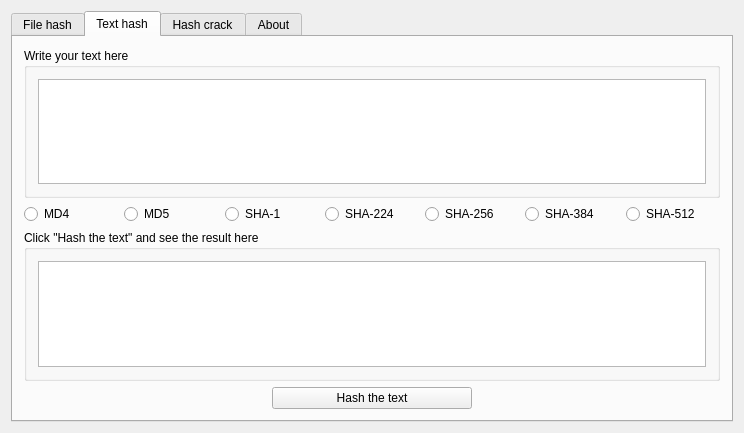
Above: src/widget.ui from ljalil/HashCalc before the change. Below: the same form after it.
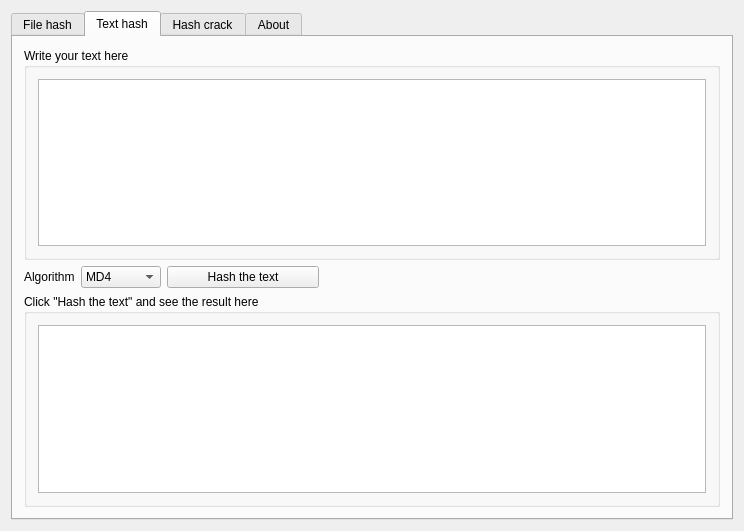
That is the form after the change. The open tabs and pages were chosen to show the change. Icons and pictures are not drawn.

Commit message: compare files added, rearranged text hash section

The edit to the form file:
```diff
--- a/src/widget.ui
+++ b/src/widget.ui
@@ -7,7 +7,7 @@
     <x>0</x>
     <y>0</y>
     <width>744</width>
-    <height>433</height>
+    <height>531</height>
    </rect>
   </property>
   <property name="minimumSize">
@@ -448,10 +448,10 @@
       <attribute name="title">
        <string>Text hash</string>
       </attribute>
-      <layout class="QGridLayout" name="gridLayout_11">
+      <layout class="QGridLayout" name="gridLayout_10">
        <item row="0" column="0">
-        <layout class="QGridLayout" name="gridLayout_10">
-         <item row="0" column="0">
+        <layout class="QVBoxLayout" name="verticalLayout_3">
+         <item>
           <widget class="QGroupBox" name="textToHash_groupBox">
            <property name="title">
             <string>Write your text here</string>
@@ -473,66 +473,96 @@
            </layout>
           </widget>
          </item>
-         <item row="1" column="0">
-          <layout class="QGridLayout" name="gridLayout_6">
-           <item row="0" column="6">
-            <widget class="QRadioButton" name="Sha512_radioButton">
-             <property name="text">
-              <string>SHA-512</string>
-             </property>
-            </widget>
+         <item>
+          <layout class="QHBoxLayout" name="horizontalLayout_3">
+           <item>
+            <layout class="QHBoxLayout" name="horizontalLayout_2">
+             <item>
+              <widget class="QLabel" name="label_2">
+               <property name="text">
+                <string>Algorithm</string>
+               </property>
+              </widget>
+             </item>
+             <item>
+              <widget class="QComboBox" name="hashTextAlgorithm_ComboBox">
+               <item>
+                <property name="text">
+                 <string>MD4</string>
+                </property>
+               </item>
+               <item>
+                <property name="text">
+                 <string>MD5</string>
+                </property>
+               </item>
+               <item>
+                <property name="text">
+                 <string>SHA-1</string>
+                </property>
+               </item>
+               <item>
+                <property name="text">
+                 <string>SHA-224</string>
+                </property>
+               </item>
+               <item>
+                <property name="text">
+                 <string>SHA-256</string>
+                </property>
+               </item>
+               <item>
+                <property name="text">
+                 <string>SHA-384</string>
+                </property>
+               </item>
+               <item>
+                <property name="text">
+                 <string>SHA-512</string>
+                </property>
+               </item>
+              </widget>
+             </item>
+            </layout>
            </item>
-           <item row="0" column="3">
-            <widget class="QRadioButton" name="Sha224_radioButton">
-             <property name="text">
-              <string>SHA-224</string>
+           <item>
+            <widget class="QPushButton" name="textCalculate_pushButton">
+             <property name="minimumSize">
+              <size>
+               <width>152</width>
+               <height>0</height>
+              </size>
              </property>
-            </widget>
-           </item>
-           <item row="0" column="0">
-            <widget class="QRadioButton" name="Md4_radioButton">
              <property name="text">
-              <string>MD4</string>
+              <string>Hash the text</string>
              </property>
             </widget>
            </item>
-           <item row="0" column="4">
-            <widget class="QRadioButton" name="Sha256_radioButton">
-             <property name="text">
-              <string>SHA-256</string>
+           <item>
+            <spacer name="horizontalSpacer_3">
+             <property name="orientation">
+              <enum>Qt::Horizontal</enum>
              </property>
-            </widget>
-           </item>
-           <item row="0" column="5">
-            <widget class="QRadioButton" name="Sha384_radioButton">
-             <property name="text">
-              <string>SHA-384</string>
+             <property name="sizeType">
+              <enum>QSizePolicy::Expanding</enum>
              </property>
-            </widget>
-           </item>
-           <item row="0" column="2">
-            <widget class="QRadioButton" name="Sha1_radioButton">
-             <property name="text">
-              <string>SHA-1</string>
+             <property name="sizeHint" stdset="0">
+              <size>
+               <width>40</width>
+               <height>20</height>
+              </size>
              </property>
-            </widget>
-           </item>
-           <item row="0" column="1">
-            <widget class="QRadioButton" name="Md5_radioButton">
-             <property name="text">
-              <string>MD5</string>
-             </property>
-            </widget>
+            </spacer>
            </item>
           </layout>
          </item>
-         <item row="2" column="0">
+         <item>
           <widget class="QGroupBox" name="textHash_groupBox">
            <property name="title">
             <string>Click &quot;Hash the text&quot; and see the result here</string>
            </property>
-           <layout class="QVBoxLayout" name="verticalLayout_3">
-            <item>
+           <layout class="QGridLayout" name="gridLayout_6">
+            <item row="1" column="0">
              <widget class="QPlainTextEdit" name="textHash_plainTextEdit">
               <property name="minimumSize">
                <size>
@@ -548,49 +578,6 @@
            </layout>
           </widget>
          </item>
-         <item row="3" column="0">
-          <layout class="QHBoxLayout" name="horizontalLayout_2">
-           <item>
-            <spacer name="horizontalSpacer_3">
-             <property name="orientation">
-              <enum>Qt::Horizontal</enum>
-             </property>
-             <property name="sizeHint" stdset="0">
-              <size>
-               <width>40</width>
-               <height>20</height>
-              </size>
-             </property>
-            </spacer>
-           </item>
-           <item>
-            <widget class="QPushButton" name="textCalculate_pushButton">
-             <property name="minimumSize">
-              <size>
-               <width>200</width>
-               <height>0</height>
-              </size>
-             </property>
-             <property name="text">
-              <string>Hash the text</string>
-             </property>
-            </widget>
-           </item>
-           <item>
-            <spacer name="horizontalSpacer_4">
-             <property name="orientation">
-              <enum>Qt::Horizontal</enum>
-             </property>
-             <property name="sizeHint" stdset="0">
-              <size>
-               <width>40</width>
-               <height>20</height>
-              </size>
-             </property>
-            </spacer>
-           </item>
-          </layout>
-         </item>
         </layout>
        </item>
       </layout>
```
Left out of the diff: 373 changed lines with no effect on the pictures.
